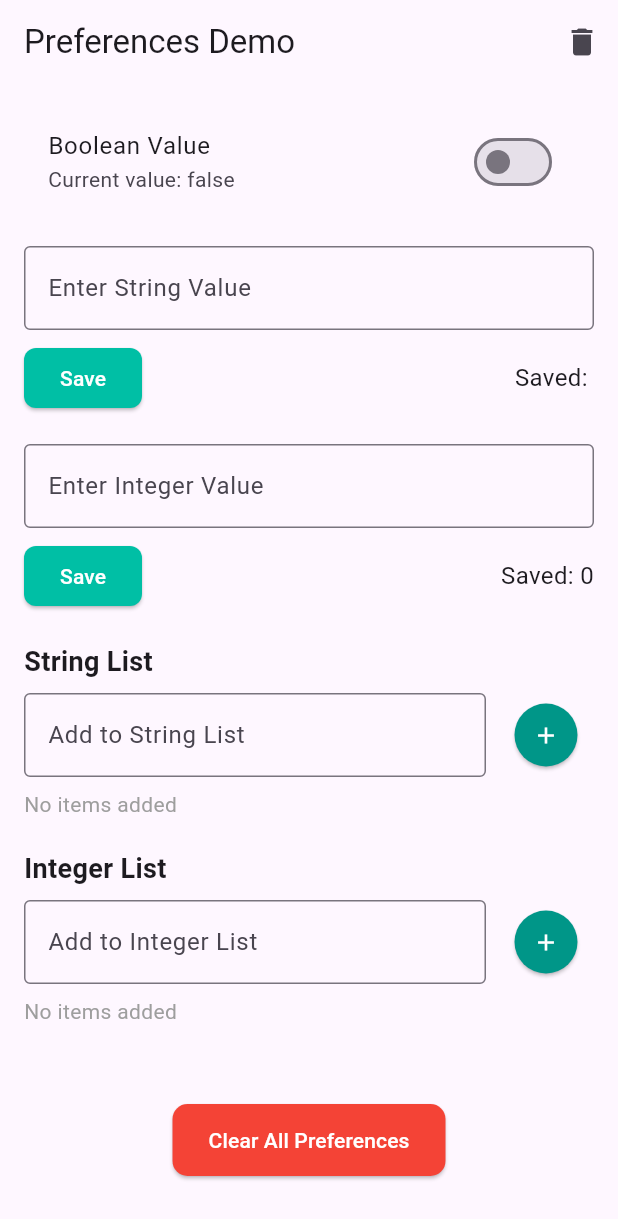
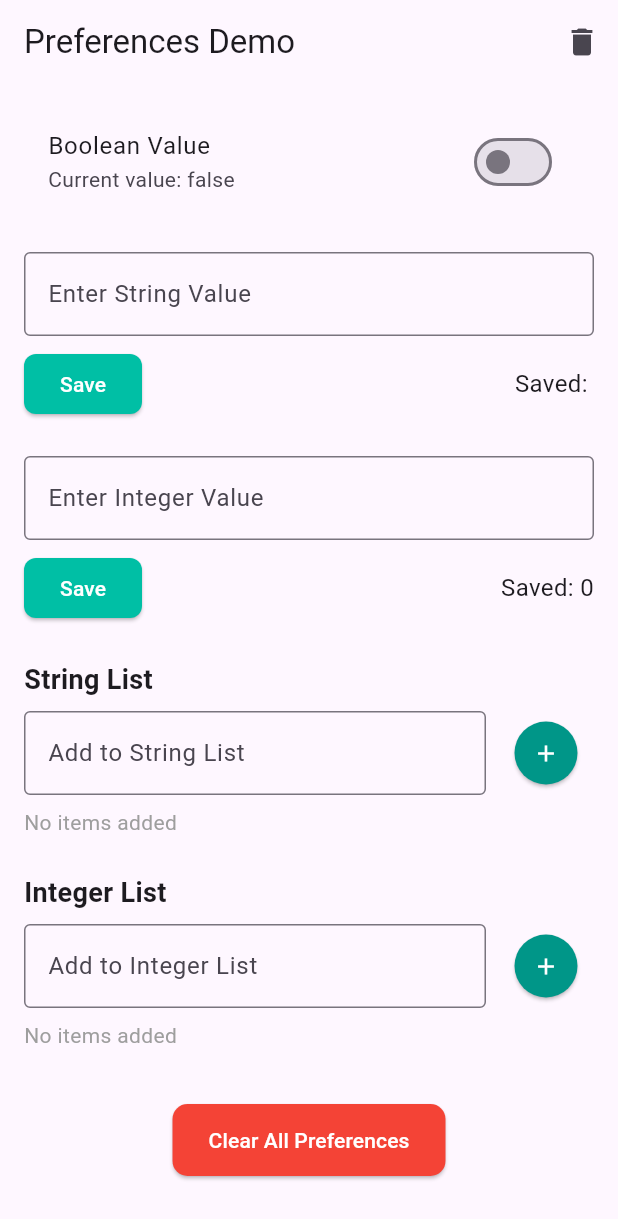
Before and after one commit to Dopa91/shared_preferences_example, a Flutter app: the screen it shows after launch, on a phone screen of 412 x 824 dp. Shown: the top 1219 px of the screen. Run offline on Flutter 3.47's test engine with Material 3 defaults, Android fonts, the phone set to English and light mode, and no system bars; our stand-ins replace shared_preferences.

Commit message:
Used Stack to make button float over content.

```diff
--- a/lib/main.dart
+++ b/lib/main.dart
@@ -116,8 +116,7 @@ class MainAppState extends State<MainApp> {
         ),
         body: Padding(
           padding: const EdgeInsets.all(16.0),
-          child: Column(
-            mainAxisAlignment: MainAxisAlignment.spaceBetween,
+          child: Stack(
             children: [
               Expanded(
                 child: SingleChildScrollView(
@@ -129,14 +128,14 @@ class MainAppState extends State<MainApp> {
                         currentValue: myBool,
                         onToggle: toggleBoolean,
                       ),
-                      const SizedBox(height: 20),
+                      const SizedBox(height: 24),
                       ValueInputField(
                         controller: stringController,
                         label: 'Enter String Value',
                         savedValue: myString,
                         onSave: saveString,
                       ),
-                      const SizedBox(height: 20),
+                      const SizedBox(height: 24),
                       ValueInputField(
                         controller: intController,
                         label: 'Enter Integer Value',
@@ -144,14 +143,14 @@ class MainAppState extends State<MainApp> {
                         onSave: saveInteger,
                         isNumeric: true,
                       ),
-                      const SizedBox(height: 20),
+                      const SizedBox(height: 24),
                       ListInputField(
                         title: 'String List',
                         controller: stringListController,
                         listItems: myStringList,
                         onAdd: addToStringList,
                       ),
-                      const SizedBox(height: 20),
+                      const SizedBox(height: 24),
                       ListInputField(
                         title: 'Integer List',
                         controller: intListController,
@@ -159,11 +158,13 @@ class MainAppState extends State<MainApp> {
                         onAdd: addToIntList,
                         isNumeric: true,
                       ),
+                      const SizedBox(height: 96),
                     ],
                   ),
                 ),
               ),
-              Center(
+              Align(
+                alignment: Alignment.bottomCenter,
                 child: Padding(
                   padding: const EdgeInsets.only(bottom: 24.0),
                   child: ClearButton(
```
